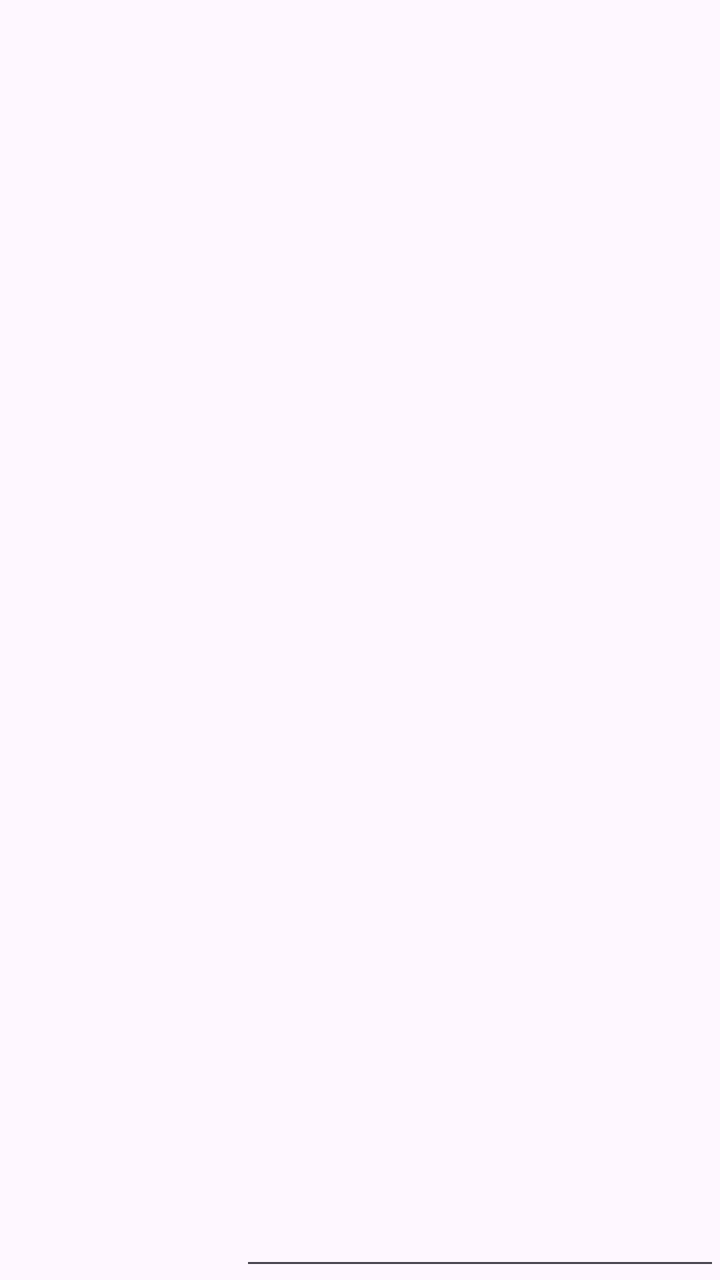
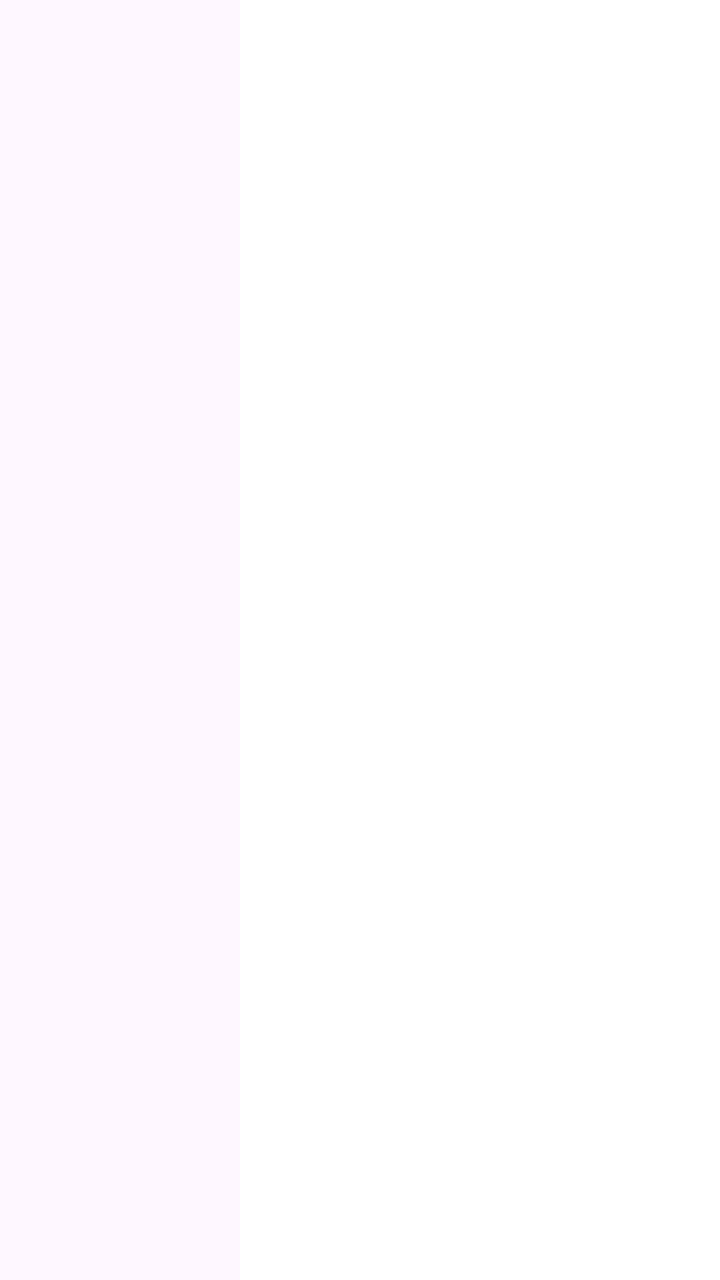

Two renders of the same Android screen: before a commit and after it. Below are the layout's source before the change and the commit's diff.
<!-- AndroidManifest.xml: application theme Theme.LLMCodeAssistant -->
<!-- res/layout/fragment_editor.xml -->
<?xml version="1.0" encoding="utf-8"?>
<LinearLayout
    xmlns:android="http://schemas.android.com/apk/res/android"
    android:orientation="horizontal"
    android:layout_width="match_parent"
    android:layout_height="match_parent">

    
    <ListView
        android:id="@+id/listFiles"
        android:layout_width="120dp"
        android:layout_height="match_parent"/>

    
    <EditText
        android:id="@+id/editorText"
        android:layout_width="0dp"
        android:layout_weight="1"
        android:layout_height="match_parent"
        android:gravity="top"
        android:inputType="textMultiLine"
        android:scrollbars="vertical"/>
</LinearLayout>
<!-- resources referenced by this layout -->
<resources>
  <style name="Theme.LLMCodeAssistant" parent="Theme.Material3.DayNight.NoActionBar">
          <item name="colorPrimary">@color/colorPrimary</item>
          <item name="colorOnPrimary">@color/colorOnPrimary</item>
  
          <item name="colorSecondary">@color/colorSecondary</item>
          <item name="colorOnSecondary">@color/colorOnSecondary</item>
  
          
          <item name="colorBackground">@color/colorBackground</item>
          <item name="colorSurface">@color/colorSurface</item>
  
          <item name="android:statusBarColor">@color/colorPrimaryVariant</item>
      </style>
  <color name="colorPrimary">#1E1E1E</color>
  <color name="colorOnPrimary">#FFFFFF</color>
  <color name="colorSecondary">#0077CC</color>
  <color name="colorOnSecondary">#FFFFFF</color>
  <color name="colorBackground">#F5F5F5</color>
  <color name="colorSurface">#FFFFFF</color>
  <color name="colorPrimaryVariant">#121212</color>
</resources>

<!-- the commit's change to res/layout/fragment_editor.xml (unified diff, before → after) -->
@@ -9,7 +9,9 @@
     <ListView
         android:id="@+id/listFiles"
         android:layout_width="120dp"
-        android:layout_height="match_parent"/>
+        android:layout_height="match_parent"
+        android:divider="@android:color/darker_gray"
+        android:dividerHeight="1dp"/>
 
     
     <EditText
@@ -17,7 +19,10 @@
         android:layout_width="0dp"
         android:layout_weight="1"
         android:layout_height="match_parent"
-        android:gravity="top"
-        android:inputType="textMultiLine"
-        android:scrollbars="vertical"/>
+        android:gravity="top|start"
+        android:inputType="textMultiLine|textNoSuggestions"
+        android:scrollbars="vertical"
+        android:background="@android:color/white"
+        android:textColor="@android:color/black"
+        android:textSize="16sp"/>
 </LinearLayout>
